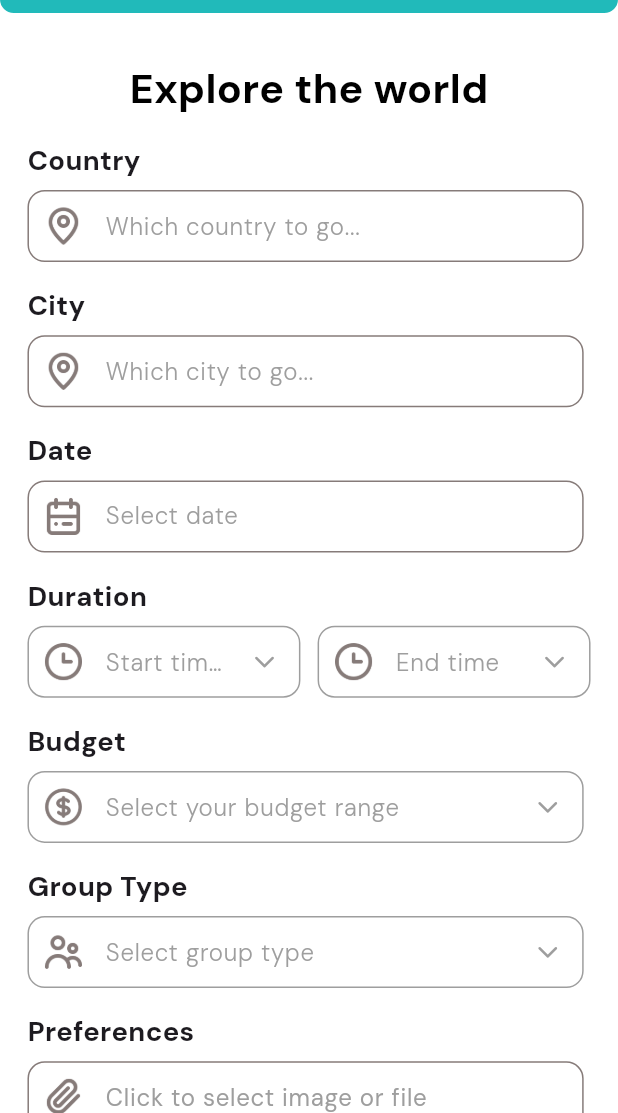
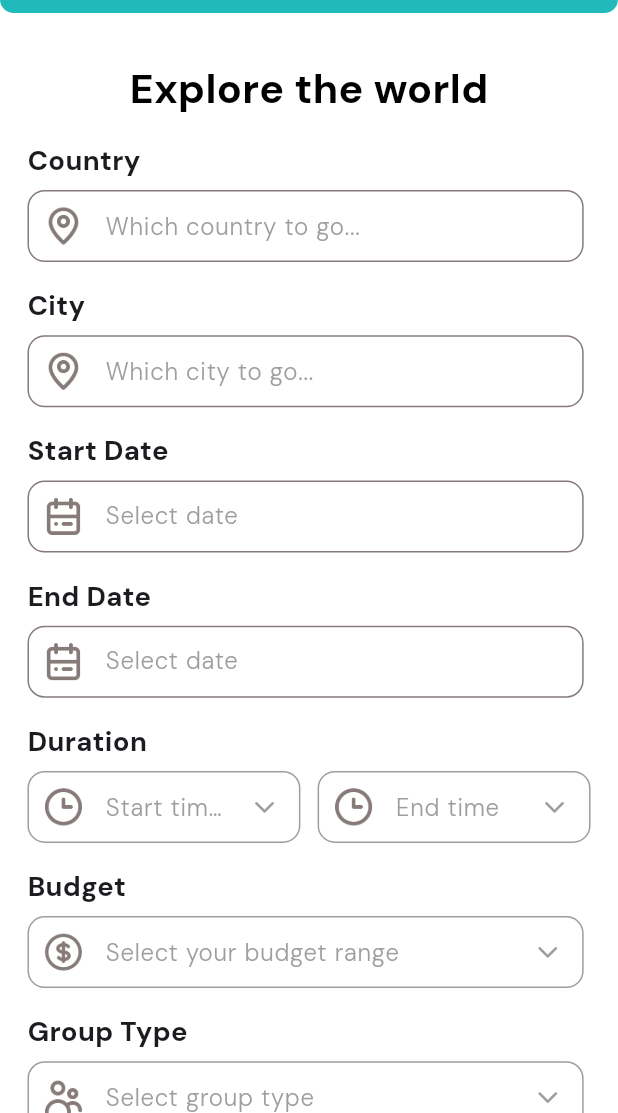
Before and after one commit to asifjahan1/kaldmv, a Flutter app: the HomePage screen opened directly, after a tap on "Use Advance AI Suggestion", on a phone screen of 412 x 824 dp, the part 123-1236 px from its top. Run offline on Flutter 3.47's test engine with Material 3 defaults, Android fonts, the phone set to English and light mode, and no system bars; our stand-ins replace cached_network_image, dotted_border, file_picker, flutter_easyloading, flutter_screenutil, flutter_spinkit and 11 more; missing offline and left inert: flutter_quill; accounts and stored records are empty.

Commit message:
home page modified

```diff
--- a/lib/User/Auth/screens/reset_pasword_screen.dart
+++ b/lib/User/Auth/screens/reset_pasword_screen.dart
@@ -49,7 +49,7 @@ class ResetPasswordScreen extends StatelessWidget {
                   CustomTextField(
                     textEditingController: newPasswordController,
                     hintText: 'New password',
-                    bacgroundColor: Colors.white,
+                    // bacgroundColor: Colors.white,
                     width: screenWidth * 0.9,
                     suffixIcon: IconButton(
                       icon: const Icon(Icons.visibility),
@@ -62,7 +62,7 @@ class ResetPasswordScreen extends StatelessWidget {
                   CustomTextField(
                     textEditingController: confirmPasswordController,
                     hintText: 'Confirm password',
-                    bacgroundColor: Colors.white,
+                    // bacgroundColor: Colors.white,
                     width: screenWidth * 0.9,
                     suffixIcon: IconButton(
                       icon: const Icon(Icons.visibility),
--- a/lib/User/Views/features/Home/controller/home_controller.dart
+++ b/lib/User/Views/features/Home/controller/home_controller.dart
@@ -5,8 +5,14 @@ class HomeController extends GetxController {
   var selectedCategory = 'Things To Do'.obs;
 
   var categories = [
-    CategoryItem(name: 'Things To Do', imageUrl: 'assets/images/things_to_do.png'),
-    CategoryItem(name: 'Food & Drink', imageUrl: 'assets/images/food_drink.png'),
+    CategoryItem(
+      name: 'Things To Do',
+      imageUrl: 'assets/images/things_to_do.png',
+    ),
+    CategoryItem(
+      name: 'Food & Drink',
+      imageUrl: 'assets/images/food_drink.png',
+    ),
     CategoryItem(name: 'Shopping', imageUrl: 'assets/images/shopping.png'),
     CategoryItem(name: 'Stay', imageUrl: 'assets/images/stay.png'),
   ].obs;
@@ -38,11 +44,14 @@ class HomeController extends GetxController {
   // Text controllers
   TextEditingController countryController = TextEditingController();
   TextEditingController cityController = TextEditingController();
-  TextEditingController dateController = TextEditingController();
+  TextEditingController startDateController = TextEditingController();
+  TextEditingController endDateController = TextEditingController();
   TextEditingController filePathController = TextEditingController();
   TextEditingController specialRequirementController = TextEditingController();
   TextEditingController groupTypeController = TextEditingController();
-  TextEditingController durationController = TextEditingController();
+  // TextEditingController durationController = TextEditingController();
+  TextEditingController startTimeController = TextEditingController();
+  TextEditingController endTimeController = TextEditingController();
   TextEditingController budgetController = TextEditingController();
 
   // Dropdown selections
@@ -52,36 +61,108 @@ class HomeController extends GetxController {
   RxString selectedGroupType = ''.obs;
 
   // Dropdown options
-  List<String> durationTimes = [
-    '1 Day', '2 Days', '3 Days', '4 Days',
-    '5 Days', '6 Days', '7 Days', '8 Days',
-    '9 Days', '10 Days', '11 Days', '12 Days',
-    '13 Days', '14 Days', '15 Days', '16 Days'
+  List<String> startTimes = [
+    '1 Day',
+    '2 Days',
+    '3 Days',
+    '4 Days',
+    '5 Days',
+    '6 Days',
+    '7 Days',
+    '8 Days',
+    '9 Days',
+    '10 Days',
+    '11 Days',
+    '12 Days',
+    '13 Days',
+    '14 Days',
+    '15 Days',
+    '16 Days',
+  ];
+
+  List<String> endTimes = [
+    '1 Day',
+    '2 Days',
+    '3 Days',
+    '4 Days',
+    '5 Days',
+    '6 Days',
+    '7 Days',
+    '8 Days',
+    '9 Days',
+    '10 Days',
+    '11 Days',
+    '12 Days',
+    '13 Days',
+    '14 Days',
+    '15 Days',
+    '16 Days',
   ];
 
   List<String> budgetRanges = [
-    '\$100 - \$300', '\$300 - \$500', '\$500 - \$1000', 'Above \$1000'
+    'Basic (\$0 - \$500)',
+    'Mid-range(\$500 - \$1500)',
+    'Luxury (\$1500 - \$5000)',
+    'Premium (\$5000+)',
   ];
 
-  List<String> groupTypes = [
-    'Solo', 'Couple', 'Family', 'Friends'
-  ];
+  List<String> groupTypes = ['Solo', 'Couple', 'Family', 'Friends'];
 
   // Sample data for popular countries and cities
   var popularCountries = [
-    PopularPlace(name: 'United Kingdom', placeCount: 6, imageUrl: 'assets/images/uk.png'),
-    PopularPlace(name: 'Saudi Arabia', placeCount: 4, imageUrl: 'assets/images/ksa.png'),
-    PopularPlace(name: 'Dubai', placeCount: 8, imageUrl: 'assets/images/ksa1.png'),
-    PopularPlace(name: 'Turkey', placeCount: 5, imageUrl: 'assets/images/iran.png'),
+    PopularPlace(
+      name: 'United Kingdom',
+      placeCount: 6,
+      imageUrl: 'assets/images/uk.png',
+    ),
+    PopularPlace(
+      name: 'Saudi Arabia',
+      placeCount: 4,
+      imageUrl: 'assets/images/ksa.png',
+    ),
+    PopularPlace(
+      name: 'Dubai',
+      placeCount: 8,
+      imageUrl: 'assets/images/ksa1.png',
+    ),
+    PopularPlace(
+      name: 'Turkey',
+      placeCount: 5,
+      imageUrl: 'assets/images/iran.png',
+    ),
   ].obs;
 
   var popularCities = [
-    PopularPlace(name: 'London, United Kingdom', placeCount: 6, imageUrl: 'assets/images/uk1.png'),
-    PopularPlace(name: 'AIUIa, Saudi Arabia', placeCount: 8, imageUrl: 'assets/images/ksa2.png'),
-    PopularPlace(name: 'Ispahan, Iran', placeCount: 5, imageUrl: 'assets/images/iran.png'),
-    PopularPlace(name: 'Turkey', placeCount: 4, imageUrl: 'assets/images/istanbul.png'),
-    PopularPlace(name: 'United Kingdom', placeCount: 6, imageUrl: 'assets/images/uk.png'),
-    PopularPlace(name: 'Birmingham, United Kingdom', placeCount: 8, imageUrl: 'assets/images/birmingham.png'),
+    PopularPlace(
+      name: 'London, United Kingdom',
+      placeCount: 6,
+      imageUrl: 'assets/images/uk1.png',
+    ),
+    PopularPlace(
+      name: 'AIUIa, Saudi Arabia',
+      placeCount: 8,
+      imageUrl: 'assets/images/ksa2.png',
+    ),
+    PopularPlace(
+      name: 'Ispahan, Iran',
+      placeCount: 5,
+      imageUrl: 'assets/images/iran.png',
+    ),
+    PopularPlace(
+      name: 'Turkey',
+      placeCount: 4,
+      imageUrl: 'assets/images/istanbul.png',
+    ),
+    PopularPlace(
+      name: 'United Kingdom',
+      placeCount: 6,
+      imageUrl: 'assets/images/uk.png',
+    ),
+    PopularPlace(
+      name: 'Birmingham, United Kingdom',
+      placeCount: 8,
+      imageUrl: 'assets/images/birmingham.png',
+    ),
   ].obs;
 
   void setCategory(String category) {
@@ -101,7 +182,11 @@ class PopularPlace {
   final int placeCount;
   final String imageUrl;
 
-  PopularPlace({required this.name, required this.placeCount, required this.imageUrl});
+  PopularPlace({
+    required this.name,
+    required this.placeCount,
+    required this.imageUrl,
+  });
 }
 
 class ActivityItem {
--- a/lib/User/Views/features/Home/views/home_page.dart
+++ b/lib/User/Views/features/Home/views/home_page.dart
@@ -15,6 +15,40 @@ import 'package:file_picker/file_picker.dart';
 
 class HomePage extends StatelessWidget {
   final HomeController controller = Get.put(HomeController());
+
+  // List of time options for Start Time and End Time dropdowns
+  // final List<String> timeOptions = List.generate(
+  //   24,
+  //   (index) => '${index.toString().padLeft(2, '0')}:00',
+  // );
+
+  //   final List<String> timeOptions = [
+  //   '12:00 AM', '1:00 AM', '2:00 AM', '3:00 AM', '4:00 AM', '5:00 AM',
+  //   '6:00 AM', '7:00 AM', '8:00 AM', '9:00 AM', '10:00 AM', '11:00 AM',
+  //   '12:00 PM', '1:00 PM', '2:00 PM', '3:00 PM', '4:00 PM', '5:00 PM',
+  //   '6:00 PM', '7:00 PM', '8:00 PM', '9:00 PM', '10:00 PM', '11:00 PM',
+  // ];
+
+  final List<String> startTimeOptions = [
+    '9:00 AM',
+    '10:00 AM',
+    '11:00 AM',
+    '12:00 PM',
+    '1:00 PM',
+    '2:00 PM',
+    '3:00 PM',
+    '4:00 PM',
+  ];
+
+  final List<String> endTimeOptions = [
+    '5:00 PM',
+    '6:00 PM',
+    '7:00 PM',
+    '8:00 PM',
+    '9:00 PM',
+    '10:00 PM',
+    '11:00 PM',
+  ];
 
   HomePage({super.key});
 
@@ -116,9 +150,9 @@ class HomePage extends StatelessWidget {
                               textEditingController: controller.cityController,
                             ),
                             SizedBox(height: 10.h),
-                            // Date
+                            // Start Date
                             Text(
-                              'Date',
+                              'Start Date',
                               style: TextStyle(
                                 fontSize: 16.sp,
                                 fontWeight: FontWeight.bold,
@@ -127,7 +161,8 @@ class HomePage extends StatelessWidget {
                             SizedBox(height: 5.h),
                             CustomTextField(
                               prefixIconPath: 'assets/images/date.png',
-                              textEditingController: controller.dateController,
+                              textEditingController:
+                                  controller.startDateController,
                               fillColor: Color(0xFFFFFFFF),
                               textColor: Colors.black,
                               hintText: 'Select date',
@@ -145,14 +180,53 @@ class HomePage extends StatelessWidget {
                                   lastDate: DateTime(2100),
                                 );
                                 if (pickedDate != null) {
-                                  controller.dateController.text = DateFormat(
-                                    'yyyy-MM-dd',
-                                  ).format(pickedDate);
+                                  controller.startDateController.text =
+                                      DateFormat(
+                                        'yyyy-MM-dd',
+                                      ).format(pickedDate);
                                 }
                               },
                             ),
                             SizedBox(height: 10.h),
-                            // Duration Dropdown Row
+                            // End Date
+                            Text(
+                              'End Date',
+                              style: TextStyle(
+                                fontSize: 16.sp,
+                                fontWeight: FontWeight.bold,
+                              ),
+                            ),
+                            SizedBox(height: 5.h),
+                            CustomTextField(
+                              prefixIconPath: 'assets/images/date.png',
+                              textEditingController:
+                                  controller.endDateController,
+                              fillColor: Color(0xFFFFFFFF),
+                              textColor: Colors.black,
+                              hintText: 'Select date',
+                              hintTextColor: Colors.grey[500],
+                              fontSize: 14.sp,
+                              borderSide: const BorderSide(
+                                color: Color(0xFF867B79),
+                              ),
+                              readOnly: true,
+                              onTap: () async {
+                                final pickedDate = await showDatePicker(
+                                  context: context,
+                                  initialDate: DateTime.now(),
+                                  firstDate: DateTime.now(),
+                                  lastDate: DateTime(2100),
+                                );
+                                if (pickedDate != null) {
+                                  controller.endDateController.text =
+                                      DateFormat(
+                                        'yyyy-MM-dd',
+                                      ).format(pickedDate);
+                                }
+                              },
+                            ),
+                            SizedBox(height: 10.h),
+                            // Start Time and End Time Dropdown Row
                             Text(
                               'Duration',
                               style: TextStyle(
@@ -167,11 +241,11 @@ class HomePage extends StatelessWidget {
                                   child: Obx(
                                     () => CustomTextField(
                                       textEditingController:
-                                          controller.durationController,
+                                          controller.startTimeController,
                                       prefixIconPath:
                                           'assets/images/timer1.png',
                                       isDropdown: true,
-                                      dropdownItems: controller.durationTimes,
+                                      dropdownItems: startTimeOptions,
                                       selectedDropdownValue:
                                           controller.startTime.value.isEmpty
                                           ? null
@@ -179,7 +253,7 @@ class HomePage extends StatelessWidget {
                                       onDropdownChanged: (value) {
                                         if (value != null) {
                                           controller.startTime.value = value;
-                                          controller.durationController.text =
+                                          controller.startTimeController.text =
                                               value;
                                         }
                                       },
@@ -198,13 +272,11 @@ class HomePage extends StatelessWidget {
                                   child: Obx(
                                     () => CustomTextField(
                                       textEditingController:
-                                          TextEditingController(
-                                            text: controller.endTime.value,
-                                          ),
+                                          controller.endTimeController,
                                       prefixIconPath:
                                           'assets/images/timer1.png',
                                       isDropdown: true,
-                                      dropdownItems: controller.durationTimes,
+                                      dropdownItems: endTimeOptions,
                                       selectedDropdownValue:
                                           controller.endTime.value.isEmpty
                                           ? null
@@ -212,7 +284,7 @@ class HomePage extends StatelessWidget {
                                       onDropdownChanged: (value) {
                                         if (value != null) {
                                           controller.endTime.value = value;
-                                          controller.durationController.text =
+                                          controller.endTimeController.text =
                                               value;
                                         }
                                       },
@@ -347,6 +419,7 @@ class HomePage extends StatelessWidget {
                               validator: null,
                               prefixIconPath: 'assets/images/attachment.png',
                             ),
+                            SizedBox(height: 10.h),
                             // Special Requirements
                             Text(
                               'Special Requirements',
@@ -385,9 +458,12 @@ class HomePage extends StatelessWidget {
                                 final tourPlanData = {
                                   'country': controller.countryController.text,
                                   'city': controller.cityController.text,
-                                  'date': controller.dateController.text,
-                                  'duration':
-                                      controller.durationController.text,
+                                  'startDate':
+                                      controller.startDateController.text,
+                                  'endDate': controller.endDateController.text,
+                                  'startTime':
+                                      controller.startTimeController.text,
+                                  'endTime': controller.endTimeController.text,
                                   'budget': controller.budgetController.text,
                                   'groupType':
                                       controller.groupTypeController.text,
@@ -512,7 +588,8 @@ class HomePage extends StatelessWidget {
                     itemBuilder: (context, index) {
                       return GestureDetector(
                         onTap: () {
-                          final BottomNavController nav = Get.find();
+                          final BottomNavController nav =
+                              Get.find<BottomNavController>();
                           final country = controller.popularCountries[index];
                           nav.openSearchScreen('country', index, country.name);
                         },
@@ -591,16 +668,17 @@ class HomePage extends StatelessWidget {
                   ),
                 ),
               ),
+              SizedBox(height: 10.h),
               // Popular Cities
               Padding(
                 padding: EdgeInsets.symmetric(horizontal: 20.w),
                 child: Row(
                   mainAxisAlignment: MainAxisAlignment.spaceBetween,
                   children: [
-                    const Text(
+                    Text(
                       'Popular Cities',
                       style: TextStyle(
-                        fontSize: 18,
+                        fontSize: 18.sp,
                         fontWeight: FontWeight.bold,
                       ),
                     ),
@@ -612,7 +690,7 @@ class HomePage extends StatelessWidget {
                         nav.customSearchContent.value = PopularCities();
                         nav.changeIndex(1);
                       },
-                      child: const Text(
+                      child: Text(
                         'See all',
                         style: TextStyle(color: Color(0xFFF97C68)),
                       ),
```
